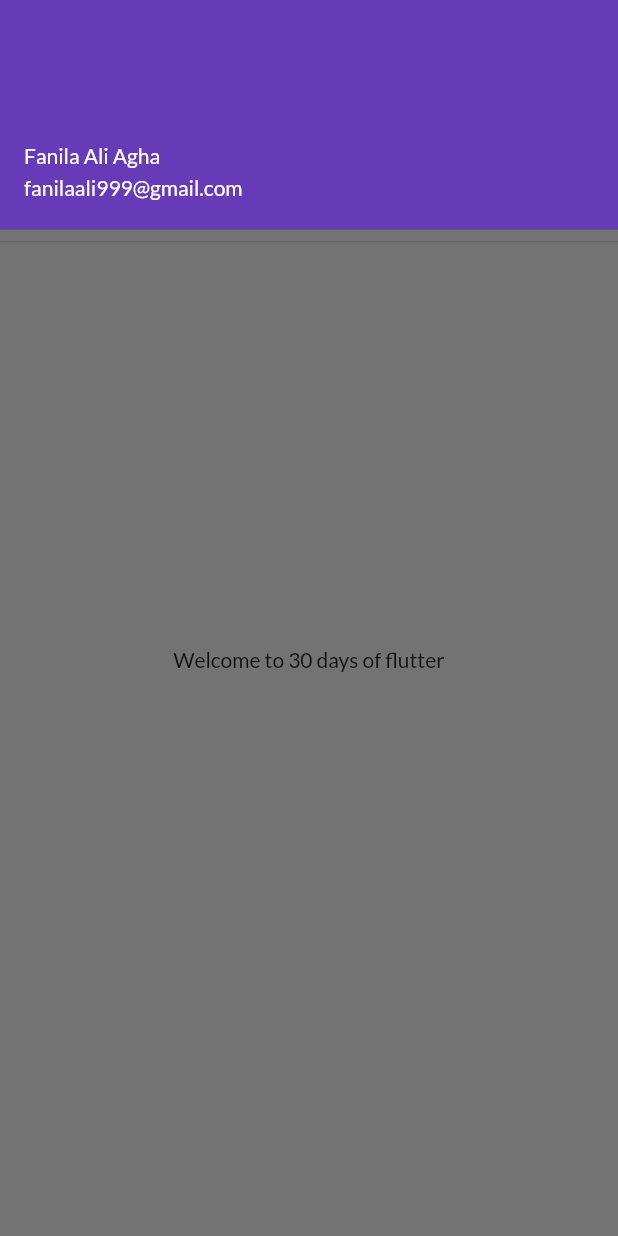
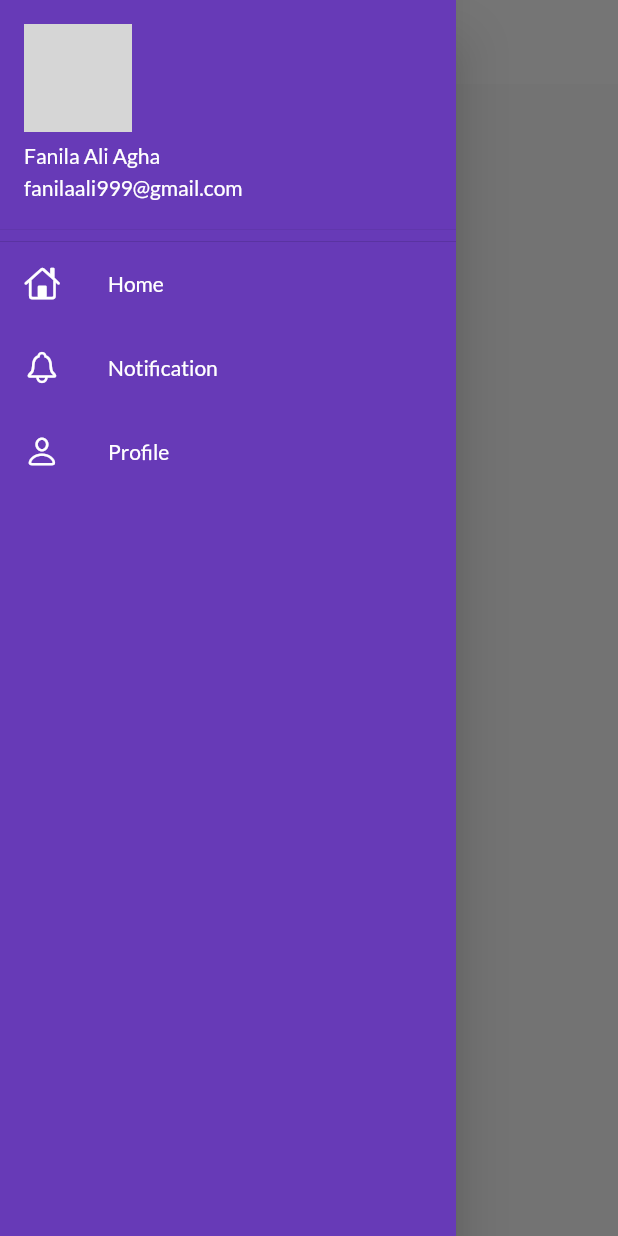
Before and after one commit to FanilaAliAgha/flutter_catalogue, a Flutter app: the screen it shows after launch, with the side drawer open, on a phone screen of 412 x 824 dp. Run offline on Flutter 3.47's test engine with Material 2 defaults, Android fonts, the phone set to English and light mode, and no system bars; our stand-ins replace google_fonts; network calls fail; grey boxes are pictures that could not be loaded.

Commit message:
Forth class half done
Forth class half done

```diff
--- a/lib/Pages/home_page.dart
+++ b/lib/Pages/home_page.dart
@@ -9,7 +9,10 @@ class HomePage extends StatelessWidget {
   Widget build(BuildContext context) {
     return Scaffold(
       appBar: AppBar(
-        title: Text("Catalogue App"),
+        title: Text(
+          "Catalogue App",
+          style: TextStyle(color: Colors.black),
+        ),
       ),
       body: Center(
         child: Container(
--- a/lib/main.dart
+++ b/lib/main.dart
@@ -1,6 +1,7 @@
 import 'package:flutter/material.dart';
 import 'package:flutter_catalog/Pages/home_page.dart';
 import 'package:flutter_catalog/Pages/login_page.dart';
+import 'package:flutter_catalog/widgets/theme.dart';
 import 'package:google_fonts/google_fonts.dart';
 
 void main() {
@@ -16,11 +17,8 @@ class MyApp extends StatelessWidget {
     return MaterialApp(
       debugShowCheckedModeBanner: false,
       themeMode: ThemeMode.light,
-      theme: ThemeData(
-        primarySwatch: Colors.deepPurple,
-        fontFamily: GoogleFonts.lato().fontFamily,
-        // primaryTextTheme: GoogleFonts.latoTextTheme()),
-      ),
+      theme: MyTheme.lightTheme(context),
+      darkTheme: MyTheme.darkTheme(context),
       initialRoute: "/home",
       routes: {
         "/home": (context) => new HomePage(), //object
@@ -30,4 +28,4 @@ class MyApp extends StatelessWidget {
   }
 }
 
-////////resume video from 3hr 0 mints on 14/4/2022
+////////resume video from 3hr 38 mints on 14/4/2022
--- a/lib/widgets/drawer.dart
+++ b/lib/widgets/drawer.dart
@@ -1,14 +1,19 @@
 // ignore_for_file: prefer_const_constructors
 
+import 'package:flutter/cupertino.dart';
 import 'package:flutter/material.dart';
 
 class MyDrawer extends StatelessWidget {
   const MyDrawer({Key? key}) : super(key: key);
-
+  final profileurl =
+      "https://media-exp1.licdn.com/dms/image/C4D03AQFYRFcrY1djSg/profile-displayphoto-shrink_200_200/0/1645381763987?e=1652918400&v=beta&t=RiGuKYKqRUgp4giaEpEKYNpUNnyEfjTrEE_qbSpBYAY";
   @override
   Widget build(BuildContext context) {
-    return Container(
+    return Drawer(
+      backgroundColor: Colors.deepPurple,
       // ignore: prefer_const_literals_to_create_immutables
+      child: Container(
+        color: Colors.deepPurple,
         child: ListView(children: [
           DrawerHeader(
             padding: EdgeInsets.zero,
@@ -16,9 +21,43 @@ class MyDrawer extends StatelessWidget {
             child: UserAccountsDrawerHeader(
               accountName: Text("Fanila Ali Agha"),
               accountEmail: Text("fanilaali999@gmail.com"),
+              currentAccountPicture: CircleAvatar(
+                backgroundImage: NetworkImage(profileurl),
+              ),
+            ),
+          ),
+          ListTile(
+            leading: Icon(
+              CupertinoIcons.home,
+              color: Colors.white,
+            ),
+            title: Text(
+              "Home",
+              style: TextStyle(color: Colors.white),
+            ),
+          ),
+          ListTile(
+            leading: Icon(
+              CupertinoIcons.bell,
+              color: Colors.white,
+            ),
+            title: Text(
+              "Notification",
+              style: TextStyle(color: Colors.white),
+            ),
+          ),
+          ListTile(
+            leading: Icon(
+              CupertinoIcons.person,
+              color: Colors.white,
+            ),
+            title: Text(
+              "Profile",
+              style: TextStyle(color: Colors.white),
             ),
           ),
         ]),
+      ),
     );
   }
 }
--- /dev/null
+++ b/lib/widgets/theme.dart
@@ -0,0 +1,21 @@
+import 'package:flutter/material.dart';
+import 'package:google_fonts/google_fonts.dart';
+
+class MyTheme {
+  static ThemeData lightTheme(BuildContext context) => ThemeData(
+        primarySwatch: Colors.deepPurple,
+        fontFamily: GoogleFonts.lato().fontFamily,
+        // primaryTextTheme: GoogleFonts.latoTextTheme()),
+        appBarTheme: AppBarTheme(
+          elevation: 0.0,
+          color: Colors.white,
+          iconTheme: IconThemeData(color: Colors.black),
+          // ignore: deprecated_member_use
+          textTheme: Theme.of(context).textTheme,
+        ),
+      );
+
+  static ThemeData darkTheme(BuildContext context) => ThemeData(
+        brightness: Brightness.dark,
+      );
+}
```
Also changed, not shown: lib/model/catalog.dart (added, +27 -0 lines). Lines whose indentation alone changed are shown as unchanged.
